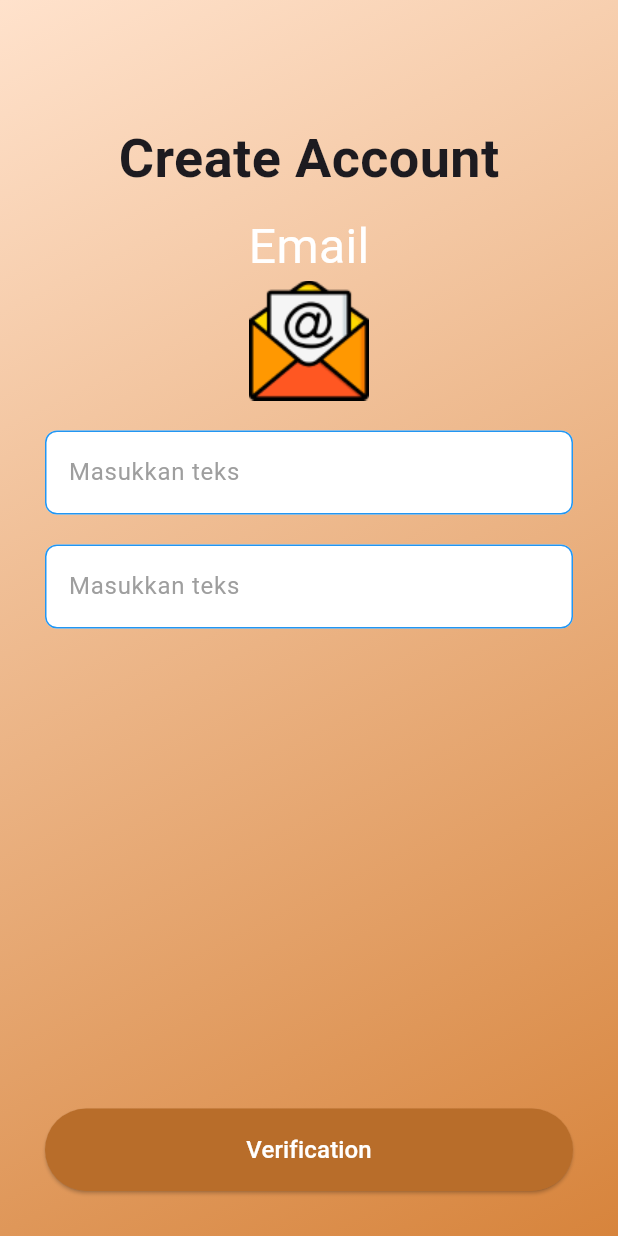
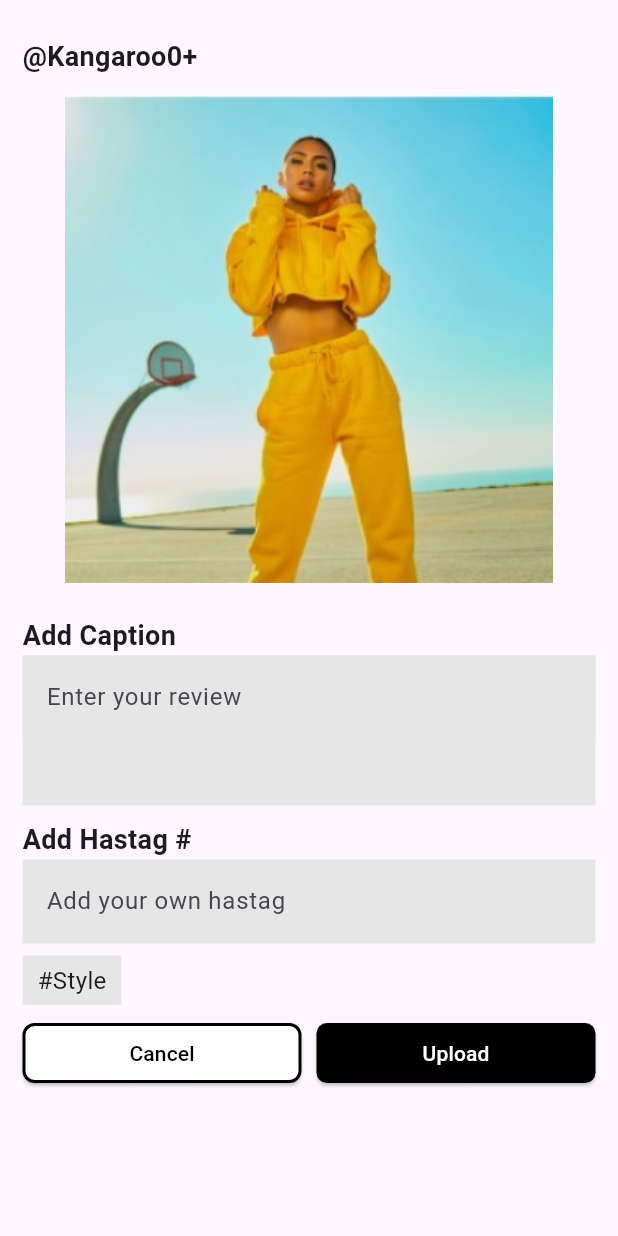
Before and after one commit to rafsanalhad/PBL_Akbar_Sem5, a Flutter app: the screen it shows after launch, on a phone screen of 412 x 824 dp. Run offline on Flutter 3.47's test engine with Material 3 defaults, Android fonts, the phone set to English and light mode, and no system bars.

Commit message:
add upload Post

```diff
--- a/lib/main.dart
+++ b/lib/main.dart
@@ -1,5 +1,6 @@
 import 'package:flutter/material.dart';
 import 'new_account.dart';
+import 'uploadPost.dart';
 
 void main() {
   runApp(const MyApp());
@@ -32,7 +33,7 @@ class MyApp extends StatelessWidget {
         colorScheme: ColorScheme.fromSeed(seedColor: Colors.deepPurple),
         useMaterial3: true,
       ),
-      home: const NewAccount(),
+      home: const UploadPost(),
     );
   }
 }
--- /dev/null
+++ b/lib/uploadPost.dart
@@ -0,0 +1,116 @@
+import 'package:flutter/material.dart';
+
+class UploadPost extends StatefulWidget {
+  const UploadPost({super.key});
+
+  @override
+  State<UploadPost> createState() => _UploadPostState();
+}
+
+class _UploadPostState extends State<UploadPost> {
+  @override
+  Widget build(BuildContext context) {
+    return Scaffold(
+      body: SafeArea(
+        child: SingleChildScrollView(
+          child: Container(
+            padding: EdgeInsets.all(15),
+            alignment: Alignment.topLeft,
+            child: Column(
+              crossAxisAlignment: CrossAxisAlignment.start,
+              children: [
+                SizedBox(height: 10),
+                Text('@Kangaroo0+',
+                    style:
+                        TextStyle(fontSize: 18, fontWeight: FontWeight.bold)),
+                Image.asset(
+                  'assets/images/image.png',
+                  width: MediaQuery.of(context).size.width,
+                  height: 350,
+                ),
+                SizedBox(height: 10),
+                Text('Add Caption',
+                    style:
+                        TextStyle(fontSize: 18, fontWeight: FontWeight.bold)),
+                Container(
+                  width: double.infinity,
+                  height: 100,
+                  color: Color(0xFFE6E6E6),
+                  child: TextField(
+                    maxLines: 5,
+                    minLines: 1,
+                    decoration: InputDecoration(
+                      labelText: 'Enter your review',
+                      border: InputBorder.none,
+                      filled: true,
+                      fillColor: Color(0xFFE6E6E6),
+                    ),
+                  ),
+                ),
+                SizedBox(height: 10),
+                Text('Add Hastag #',
+                    style:
+                        TextStyle(fontSize: 18, fontWeight: FontWeight.bold)),
+                TextField(
+                  maxLines: 5,
+                  minLines: 1,
+                  decoration: InputDecoration(
+                    labelText: 'Add your own hastag',
+                    border: InputBorder.none,
+                    filled: true,
+                    fillColor: Color(0xFFE6E6E6),
+                  ),
+                ),
+                SizedBox(height: 8),
+                Container(
+                  padding:
+                      EdgeInsets.only(left: 10, top: 5, right: 10, bottom: 5),
+                  color: Color(0xFFE6E6E6),
+                  child: Text('#Style', style: TextStyle(fontSize: 16)),
+                ),
+                SizedBox(height: 8),
+                Row(
+                  children: [
+                    Expanded(
+                      child: ElevatedButton(
+                        onPressed: () {},
+                        style: ElevatedButton.styleFrom(
+                          backgroundColor: Colors.white,
+                          foregroundColor: Colors.black,
+                          shape: RoundedRectangleBorder(
+                            borderRadius: BorderRadius.circular(8),
+                            side: BorderSide(
+                              color: Colors.black,
+                              width: 2,
+                            ),
+                          ),
+                        ),
+                        child: Text('Cancel',
+                            style: TextStyle(color: Colors.black)),
+                      ),
+                    ),
+                    SizedBox(width: 10),
+                    Expanded(
+                      child: ElevatedButton(
+                        onPressed: () {},
+                        style: ElevatedButton.styleFrom(
+                          backgroundColor: Colors.black,
+                          foregroundColor: Colors.white,
+                          shape: RoundedRectangleBorder(
+                            borderRadius: BorderRadius.circular(7),
+                          ),
+                        ),
+                        child: Text('Upload',
+                            style: TextStyle(color: Colors.white)),
+                      ),
+                    ),
+                  ],
+                )
+              ],
+            ),
+          ),
+        ),
+      ),
+    );
+  }
+}
--- a/pubspec.yaml
+++ b/pubspec.yaml
@@ -61,6 +61,7 @@ flutter:
   # To add assets to your application, add an assets section, like this:
   assets:
     - assets/images/email.png
+    - assets/images/image.png
   #   - images/a_dot_ham.jpeg
 
   # An image asset can refer to one or more resolution-specific "variants", see
```
Also changed, not shown: assets/images/image.png (added).
